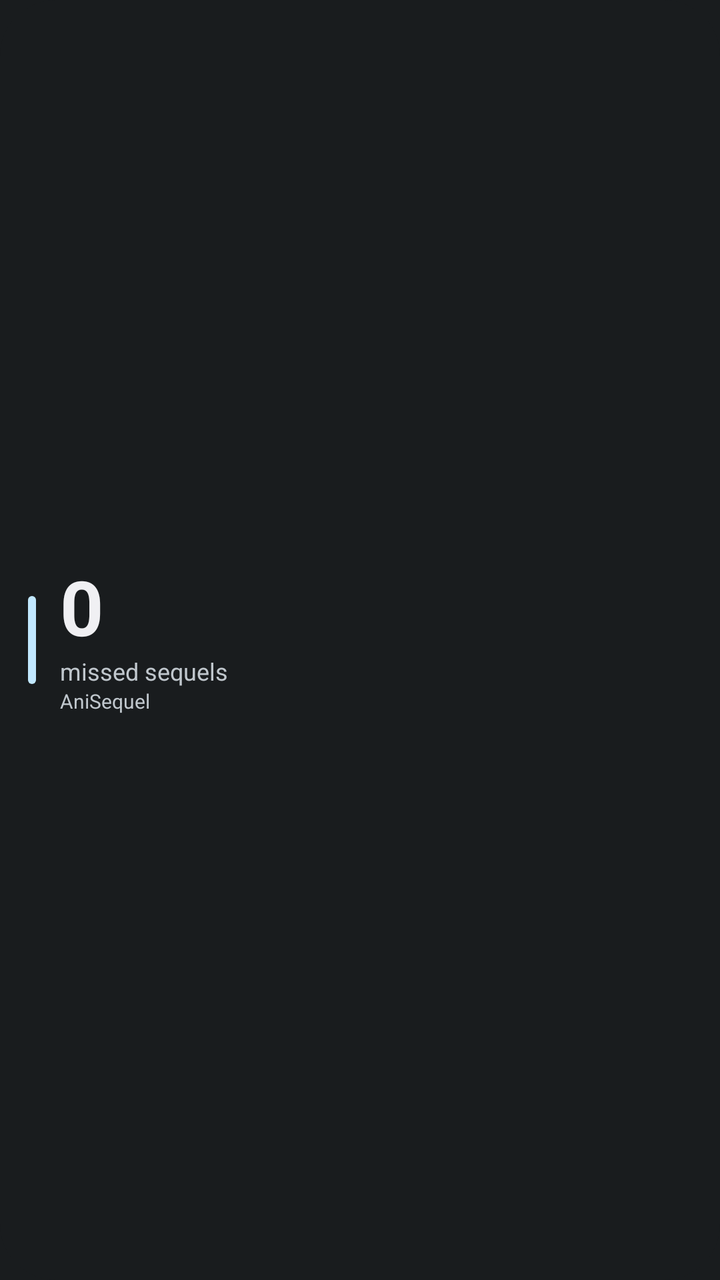
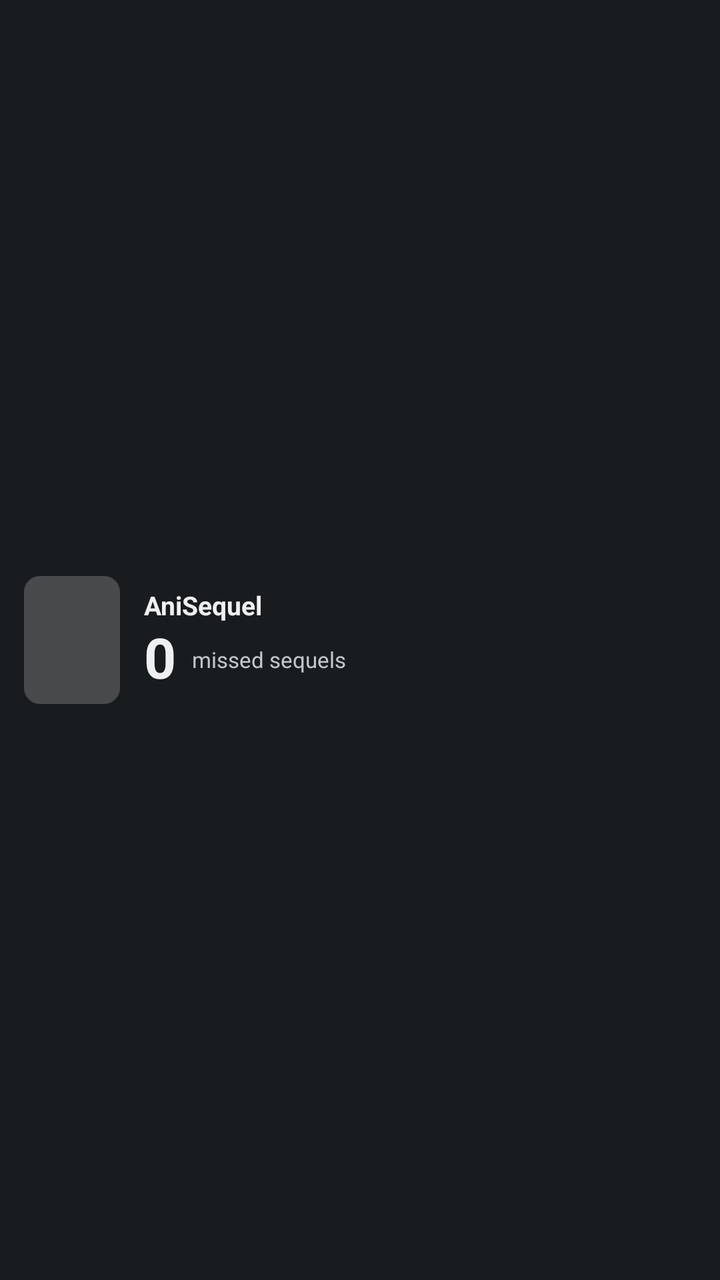

Before-and-after screenshots of an Android layout around one commit, followed by the original layout XML and the change that was made.
<!-- AndroidManifest.xml: application theme Theme.MyApplication -->
<!-- res/layout/widget_missed_sequels.xml -->
<?xml version="1.0" encoding="utf-8"?>
<FrameLayout xmlns:android="http://schemas.android.com/apk/res/android"
    android:id="@+id/widget_missed_root"
    android:layout_width="match_parent"
    android:layout_height="match_parent"
    android:background="@drawable/widget_background">

    <LinearLayout
        android:layout_width="match_parent"
        android:layout_height="match_parent"
        android:gravity="center_vertical"
        android:orientation="horizontal"
        android:padding="14dp">

        <ImageView
            android:id="@+id/widget_missed_accent"
            android:layout_width="4dp"
            android:layout_height="44dp"
            android:background="@drawable/widget_accent_bar"
            android:contentDescription="@null" />

        <LinearLayout
            android:layout_width="wrap_content"
            android:layout_height="wrap_content"
            android:layout_marginStart="12dp"
            android:orientation="vertical">

            <TextView
                android:id="@+id/widget_missed_count"
                android:layout_width="wrap_content"
                android:layout_height="wrap_content"
                android:includeFontPadding="false"
                android:text="0"
                android:textColor="?android:attr/textColorPrimary"
                android:textSize="38sp"
                android:textStyle="bold" />

            <TextView
                android:id="@+id/widget_missed_caption"
                android:layout_width="wrap_content"
                android:layout_height="wrap_content"
                android:text="@string/widget_missed_caption"
                android:textColor="?android:attr/textColorSecondary"
                android:textSize="12sp" />

            <TextView
                android:id="@+id/widget_missed_subcaption"
                android:layout_width="wrap_content"
                android:layout_height="wrap_content"
                android:ellipsize="end"
                android:maxLines="1"
                android:text="@string/app_name"
                android:textColor="?android:attr/textColorSecondary"
                android:textSize="10sp" />
        </LinearLayout>
    </LinearLayout>
</FrameLayout>
<!-- resources referenced by this layout -->
<resources>
  <!-- drawable widget_accent_bar (drawable) -->
  <?xml version="1.0" encoding="utf-8"?>
  <shape xmlns:android="http://schemas.android.com/apk/res/android"
      android:shape="rectangle">
      <corners android:radius="2dp" />
      <solid android:color="?android:attr/colorAccent" />
  </shape>
  <!-- drawable widget_background (drawable) -->
  <?xml version="1.0" encoding="utf-8"?>
  <shape xmlns:android="http://schemas.android.com/apk/res/android"
      android:shape="rectangle">
      <corners android:radius="@android:dimen/system_app_widget_background_radius" />
      <solid android:color="?android:attr/colorBackground" />
  </shape>
  <string name="app_name">AniSequel</string>
  <string name="widget_missed_caption">missed sequels</string>
  <style name="Theme.MyApplication" parent="android:Theme.DeviceDefault.NoActionBar" />
</resources>

<!-- the commit's change to res/layout/widget_missed_sequels.xml (unified diff, before → after) -->
@@ -10,48 +10,71 @@
         android:layout_height="match_parent"
         android:gravity="center_vertical"
         android:orientation="horizontal"
-        android:padding="14dp">
+        android:padding="12dp">
 
         <ImageView
-            android:id="@+id/widget_missed_accent"
-            android:layout_width="4dp"
-            android:layout_height="44dp"
-            android:background="@drawable/widget_accent_bar"
-            android:contentDescription="@null" />
+            android:id="@+id/widget_missed_cover"
+            android:layout_width="48dp"
+            android:layout_height="64dp"
+            android:background="@drawable/widget_cover_placeholder"
+            android:contentDescription="@null"
+            android:scaleType="centerCrop" />
 
         <LinearLayout
-            android:layout_width="wrap_content"
+            android:layout_width="0dp"
             android:layout_height="wrap_content"
             android:layout_marginStart="12dp"
+            android:layout_weight="1"
             android:orientation="vertical">
 
             <TextView
-                android:id="@+id/widget_missed_count"
-                android:layout_width="wrap_content"
-                android:layout_height="wrap_content"
-                android:includeFontPadding="false"
-                android:text="0"
-                android:textColor="?android:attr/textColorPrimary"
-                android:textSize="38sp"
-                android:textStyle="bold" />
-
-            <TextView
-                android:id="@+id/widget_missed_caption"
-                android:layout_width="wrap_content"
-                android:layout_height="wrap_content"
-                android:text="@string/widget_missed_caption"
-                android:textColor="?android:attr/textColorSecondary"
-                android:textSize="12sp" />
-
-            <TextView
-                android:id="@+id/widget_missed_subcaption"
-                android:layout_width="wrap_content"
+                android:id="@+id/widget_missed_title"
+                android:layout_width="match_parent"
                 android:layout_height="wrap_content"
                 android:ellipsize="end"
                 android:maxLines="1"
                 android:text="@string/app_name"
+                android:textColor="?android:attr/textColorPrimary"
+                android:textSize="13sp"
+                android:textStyle="bold" />
+
+            <LinearLayout
+                android:layout_width="wrap_content"
+                android:layout_height="wrap_content"
+                android:layout_marginTop="2dp"
+                android:gravity="center_vertical"
+                android:orientation="horizontal">
+
+                <TextView
+                    android:id="@+id/widget_missed_count"
+                    android:layout_width="wrap_content"
+                    android:layout_height="wrap_content"
+                    android:includeFontPadding="false"
+                    android:text="0"
+                    android:textColor="?android:attr/textColorPrimary"
+                    android:textSize="28sp"
+                    android:textStyle="bold" />
+
+                <TextView
+                    android:id="@+id/widget_missed_caption"
+                    android:layout_width="wrap_content"
+                    android:layout_height="wrap_content"
+                    android:layout_marginStart="8dp"
+                    android:text="@string/widget_missed_caption"
+                    android:textColor="?android:attr/textColorSecondary"
+                    android:textSize="11sp" />
+            </LinearLayout>
+
+            <TextView
+                android:id="@+id/widget_missed_username"
+                android:layout_width="match_parent"
+                android:layout_height="wrap_content"
+                android:layout_marginTop="2dp"
+                android:ellipsize="end"
+                android:maxLines="1"
                 android:textColor="?android:attr/textColorSecondary"
-                android:textSize="10sp" />
+                android:textSize="10sp"
+                android:visibility="gone" />
         </LinearLayout>
     </LinearLayout>
 </FrameLayout>
<!-- resource entries referenced after the edit -->
@@ -1,12 +1,5 @@
 <!-- resources referenced by this layout -->
 <resources>
-  <!-- drawable widget_accent_bar (drawable) -->
-  <?xml version="1.0" encoding="utf-8"?>
-  <shape xmlns:android="http://schemas.android.com/apk/res/android"
-      android:shape="rectangle">
-      <corners android:radius="2dp" />
-      <solid android:color="?android:attr/colorAccent" />
-  </shape>
   <!-- drawable widget_background (drawable) -->
   <?xml version="1.0" encoding="utf-8"?>
   <shape xmlns:android="http://schemas.android.com/apk/res/android"
@@ -14,6 +7,13 @@
       <corners android:radius="@android:dimen/system_app_widget_background_radius" />
       <solid android:color="?android:attr/colorBackground" />
   </shape>
+  <!-- drawable widget_cover_placeholder (drawable) -->
+  <?xml version="1.0" encoding="utf-8"?>
+  <shape xmlns:android="http://schemas.android.com/apk/res/android"
+      android:shape="rectangle">
+      <corners android:radius="8dp" />
+      <solid android:color="?android:attr/colorControlHighlight" />
+  </shape>
   <string name="app_name">AniSequel</string>
   <string name="widget_missed_caption">missed sequels</string>
   <style name="Theme.MyApplication" parent="android:Theme.DeviceDefault.NoActionBar" />
